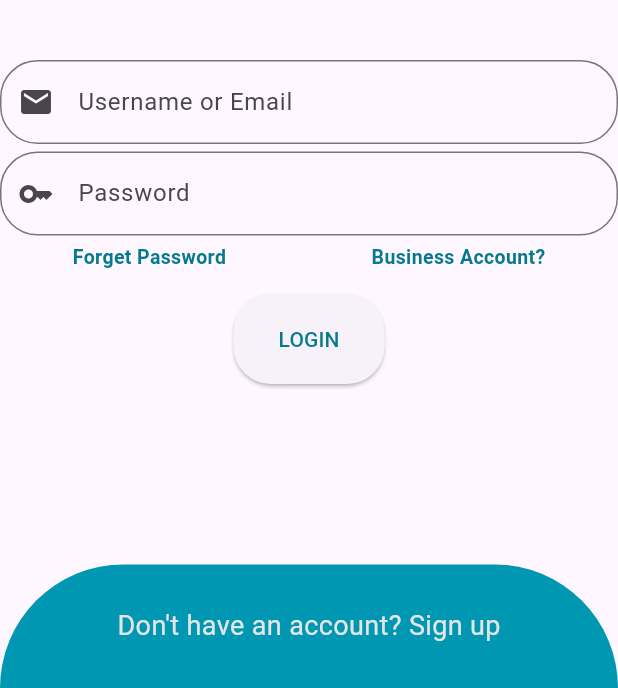
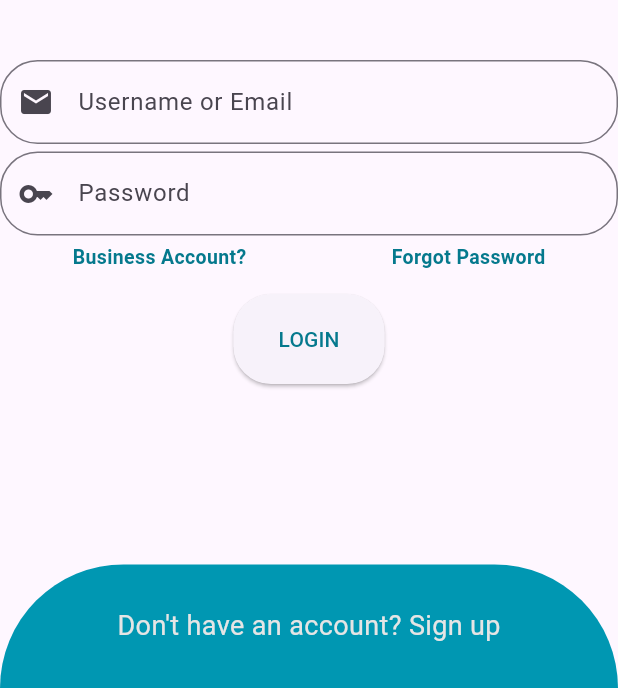
Before and after one commit to Ahmad-Waseem/ArenaGo, a Flutter app: the screen it shows after launch, on a phone screen of 412 x 824 dp, the part 548-1236 px from its top. Run offline on Flutter 3.47's test engine with Material 3 defaults, Android fonts, the phone set to English and light mode, and no system bars; our stand-ins replace cloud_firestore, firebase_auth, firebase_core, firebase_database, firebase_storage, geolocator and 2 more; accounts and stored records are empty.

Commit message:
Login Form: Mini-Buttons Fixed
Business Account text now forwards to Business Login
{Used Inkwell}

```diff
--- a/lib/views/login_helpers/login_form.dart
+++ b/lib/views/login_helpers/login_form.dart
@@ -73,38 +73,45 @@ class LoginForm extends StatelessWidget {
                   ),
                 ),
                 const SizedBox(height: 5),
-
-                const Row(
+                Row(
                   mainAxisAlignment: MainAxisAlignment.spaceAround,
                   children: [
-             Text(
-            'Forget Password',
+                    //text is not clickabl, use Inkwell instead
+                    InkWell(
+                      onTap: () {
+                        // Handle the "Business Account?" text click here
+                        Navigator.push(context, MaterialPageRoute(builder: (context) => OwnerLoginView()));
+                      },
+                      child: const Text(
+                        'Business Account?',
+                        textAlign: TextAlign.right,
+                        style: TextStyle(
+                          fontWeight: FontWeight.bold,
+                          fontSize: 13,
+                          color: secondaryColor,
+                          decoration: TextDecoration.none,
+                        ),
+                      ),
+                    ),
+                    InkWell(
+                      onTap: () {
+                        // Handle the "Forgot Password" text click here
+                        Navigator.push(context, MaterialPageRoute(builder: (context) => HomePage()));
+                      },
+                      child: const Text(
+                        'Forgot Password',
                         textAlign: TextAlign.left,
                         style: TextStyle(
                           fontWeight: FontWeight.bold,
                           fontSize: 13,
-              color:secondaryColor,
-              decoration: TextDecoration.none, // Add underline for clickable effect
+                          color: secondaryColor,
+                          decoration: TextDecoration.none,
                         ),
                       ),
-
-
-
-           Text(
-            'Business Account?',
-
-            textAlign: TextAlign.right,
-            style: TextStyle(
-              fontWeight: FontWeight.bold,
-              fontSize: 13,
-              color:secondaryColor,
-              decoration: TextDecoration.none, // Add underline for clickable effect
                     ),
+                  ],
                 ),
 
-          ],
-
-            ),
 
             const SizedBox(height: 15),
                 ElevatedButton(
```
Lines whose indentation alone changed are shown as unchanged.
